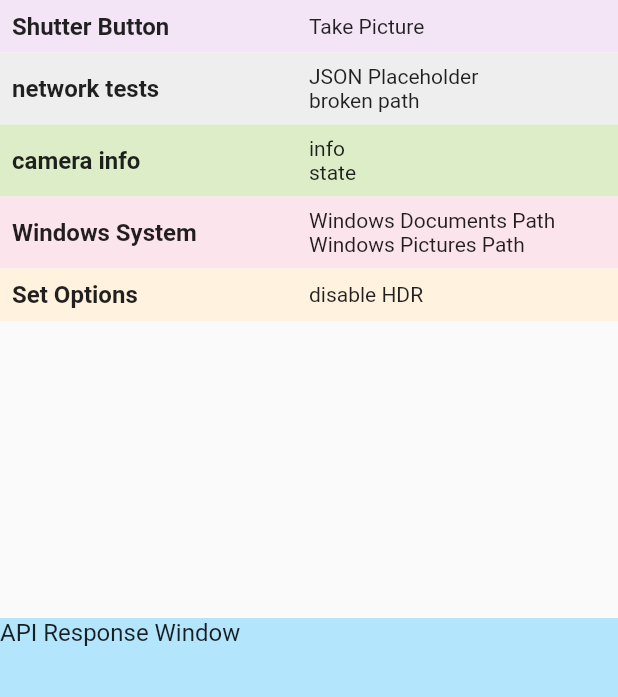
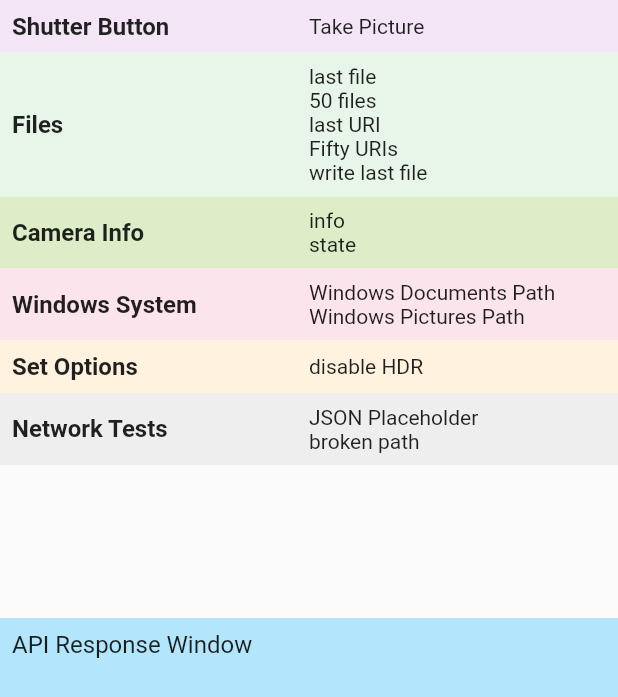
Before and after one commit to codetricity/custom_dart_package_tutorial, a Flutter app: the screen it shows after launch, on a phone screen of 412 x 824 dp. Shown: the top 697 px of the screen. Run offline on Flutter 3.47's test engine with Material 2 defaults, Android fonts, the phone set to English and light mode, and no system bars.

Commit message:
added write to file

```diff
--- a/lib/gui_components/button_groups/camera_info.dart
+++ b/lib/gui_components/button_groups/camera_info.dart
@@ -26,6 +26,6 @@ class CameraInfo extends StatelessWidget {
     return ButtonGroup(
         color: Colors.lightGreen[100],
         buttonList: buttonList,
-        groupLabel: 'camera info');
+        groupLabel: 'Camera Info');
   }
 }
--- /dev/null
+++ b/lib/gui_components/button_groups/files_group.dart
@@ -0,0 +1,43 @@
+import 'package:flutter/material.dart';
+import 'package:theta_api_intro_tutorial/gui_components/button_templates/request_button.dart';
+import 'package:theta_api_intro_tutorial/gui_components/button_templates/button_group.dart';
+import 'package:theta_connection/theta_connection.dart';
+
+class FilesGroup extends StatelessWidget {
+  const FilesGroup({
+    Key? key,
+  }) : super(key: key);
+
+  @override
+  Widget build(BuildContext context) {
+    List<RequestButton> buttonList = [
+      RequestButton(
+        apiRequest: listFilesLast,
+        label: 'last file',
+        description: 'last file full information',
+      ),
+      RequestButton(
+        apiRequest: listFilesFifty,
+        label: '50 files',
+        description: 'list full information on last 50 files ',
+      ),
+      RequestButton(
+        apiRequest: listUrlLast,
+        label: 'last URI',
+        description: 'list the uri of the last file on the camera ',
+      ),
+      RequestButton(
+        apiRequest: listUrlFifty,
+        label: 'Fifty URIs',
+        description: 'list 50 image URIs from the camera ',
+      ),
+      RequestButton(
+        apiRequest: writeLastFile,
+        label: 'write last file',
+        description: 'save last file to Windows Pictures folder ',
+      ),
+    ];
+    return ButtonGroup(
+        color: Colors.green[50], buttonList: buttonList, groupLabel: 'Files');
+  }
+}
--- a/lib/gui_components/button_groups/network_tests.dart
+++ b/lib/gui_components/button_groups/network_tests.dart
@@ -25,6 +25,6 @@ class NetworkTests extends StatelessWidget {
     return ButtonGroup(
         color: Colors.grey[200],
         buttonList: buttonList,
-        groupLabel: 'network tests');
+        groupLabel: 'Network Tests');
   }
 }
--- a/lib/gui_components/button_templates/request_button.dart
+++ b/lib/gui_components/button_templates/request_button.dart
@@ -3,16 +3,16 @@ import 'package:theta_api_intro_tutorial/notifiers/response_notifier.dart';
 import 'package:provider/provider.dart';
 
 class RequestButton extends StatelessWidget {
+  final Function apiRequest;
+  final String label;
+  final String description;
+
   const RequestButton(
       {Key? key,
       required this.apiRequest,
       required this.label,
       required this.description})
       : super(key: key);
-
-  final Function apiRequest;
-  final String label;
-  final String description;
 
   @override
   Widget build(BuildContext context) {
--- a/lib/gui_sections/button_window.dart
+++ b/lib/gui_sections/button_window.dart
@@ -1,5 +1,6 @@
 import 'package:flutter/material.dart';
 import 'package:theta_api_intro_tutorial/gui_components/button_groups/camera_info.dart';
+import 'package:theta_api_intro_tutorial/gui_components/button_groups/files_group.dart';
 import 'package:theta_api_intro_tutorial/gui_components/button_groups/set_options_group.dart';
 import 'package:theta_api_intro_tutorial/gui_components/button_groups/shutter_button_group.dart';
 import 'package:theta_api_intro_tutorial/gui_components/button_groups/system_group.dart';
@@ -29,10 +30,11 @@ class ButtonWindow extends StatelessWidget {
       child: ListView(
         children: [
           ShutterButtonGroup(),
-          NetworkTests(),
+          FilesGroup(),
           CameraInfo(),
           SystemGroup(),
           SetOptionsGroup(),
+          NetworkTests(),
         ],
       ),
     );
--- a/lib/gui_sections/response_window.dart
+++ b/lib/gui_sections/response_window.dart
@@ -15,9 +15,12 @@ class ResponseWindow extends StatelessWidget {
         width: double.infinity,
         color: Colors.lightBlue[100],
         child: SingleChildScrollView(
-          child: Text(
-            context.watch<ResponseNotifier>().responseWindowText,
-            style: TextStyle(fontSize: 16),
+          child: Padding(
+            padding: const EdgeInsets.all(8.0),
+            child: Text(
+              context.watch<ResponseNotifier>().responseWindowText,
+              style: TextStyle(fontSize: 16),
+            ),
           ),
         ),
       ),
--- /dev/null
+++ b/packages/theta_connection/lib/commands/write_last_file.dart
@@ -0,0 +1,30 @@
+part of '../theta_connection.dart';
+
+Future<String> writeLastFile() async {
+  String response = 'error writing file';
+  String imagePath =
+      'files/thetasc26c21a247d9055838792badc5/100RICOH/R0011956.JPG';
+  Uri uri = Uri.http(theta.domain, imagePath);
+
+  try {
+    print('starting image download');
+    final imageData = await http.get(uri);
+    print('got image from camera');
+
+    var picturesPath = await getPicturesPath();
+
+    // create file theta_images folder if it does not exist
+
+    var thetaImage =
+        await File(join(picturesPath, 'theta_images', 'theta_test.jpg'))
+            .create(recursive: true);
+
+    await thetaImage.writeAsBytes(imageData.bodyBytes);
+
+    response = 'wrote file';
+    print('wrote file to local storage');
+  } catch (error) {
+    response = error.toString();
+  }
+  return Future.value(response);
+}
--- a/packages/theta_connection/lib/theta_connection.dart
+++ b/packages/theta_connection/lib/theta_connection.dart
@@ -1,6 +1,12 @@
 library theta_connection;
 
+import 'dart:convert';
+import 'dart:io';
+import 'package:http/http.dart' as http;
+import 'package:theta_connection/commands/get_pictures_path.dart';
+
 import 'common/request.dart' as theta;
+import 'package:path/path.dart';
 
 // network tests
 part 'network_tests/json_placeholder.dart';
@@ -14,5 +20,12 @@ part 'protocols/state.dart';
 // commands
 part 'commands/take_picture.dart';
 
+// files
+part 'commands/list_files_last.dart';
+part 'commands/list_files_fifty.dart';
+part 'commands/list_url_last.dart';
+part 'commands/list_url_fifty.dart';
+part 'commands/write_last_file.dart';
+
 // options
 part 'setOptions/disable_hdr.dart';
--- a/packages/theta_connection/pubspec.yaml
+++ b/packages/theta_connection/pubspec.yaml
@@ -12,6 +12,7 @@ dependencies:
   flutter:
     sdk: flutter
   http: ^0.13.3
+  path_provider: ^2.0.1
 
 dev_dependencies:
   flutter_test:
```
Also changed, not shown: packages/theta_connection/lib/commands/get_documents_path.dart (added, +9 -0 lines), packages/theta_connection/lib/commands/get_pictures_path.dart (added, +13 -0 lines), packages/theta_connection/lib/commands/list_files_fifty.dart (added, +17 -0 lines), packages/theta_connection/lib/commands/list_files_last.dart (added, +17 -0 lines), packages/theta_connection/lib/commands/list_url_fifty.dart (added, +16 -0 lines), packages/theta_connection/lib/commands/list_url_last.dart (added, +10 -0 lines), packages/theta_connection/pubspec.lock.
